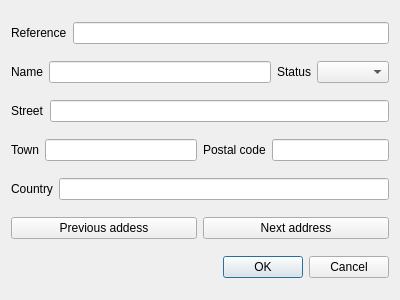
First picture: the form in createaddressdialog.ui, repository ChristopherRabotin/invensile, before the edit.
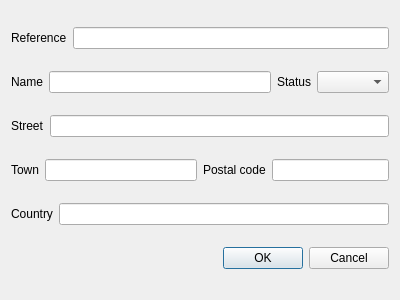
Second picture: the form after the edit.

```diff
--- a/createaddressdialog.ui
+++ b/createaddressdialog.ui
@@ -31,6 +31,9 @@
      </item>
      <item>
       <widget class="QLineEdit" name="refLineEdit">
+       <property name="inputMask">
+        <string>NNNnn; </string>
+       </property>
        <property name="maxLength">
         <number>10</number>
        </property>
@@ -56,7 +59,11 @@
         </widget>
        </item>
        <item>
-        <widget class="QLineEdit" name="nameLineEdit"/>
+        <widget class="QLineEdit" name="nameLineEdit">
+         <property name="maxLength">
+          <number>50</number>
+         </property>
+        </widget>
        </item>
       </layout>
      </item>
@@ -151,24 +158,6 @@
      </item>
     </layout>
    </item>
-   <item>
-    <layout class="QHBoxLayout" name="horizontalLayout_10">
-     <item>
-      <widget class="QPushButton" name="previousButton">
-       <property name="text">
-        <string>Previous addess</string>
-       </property>
-      </widget>
-     </item>
-     <item>
-      <widget class="QPushButton" name="nextButton">
-       <property name="text">
-        <string>Next address</string>
-       </property>
-      </widget>
-     </item>
-    </layout>
-   </item>
    <item>
     <widget class="QDialogButtonBox" name="buttonBox">
      <property name="orientation">
```
Left out of the diff: 4 changed lines with no effect on the pictures.
